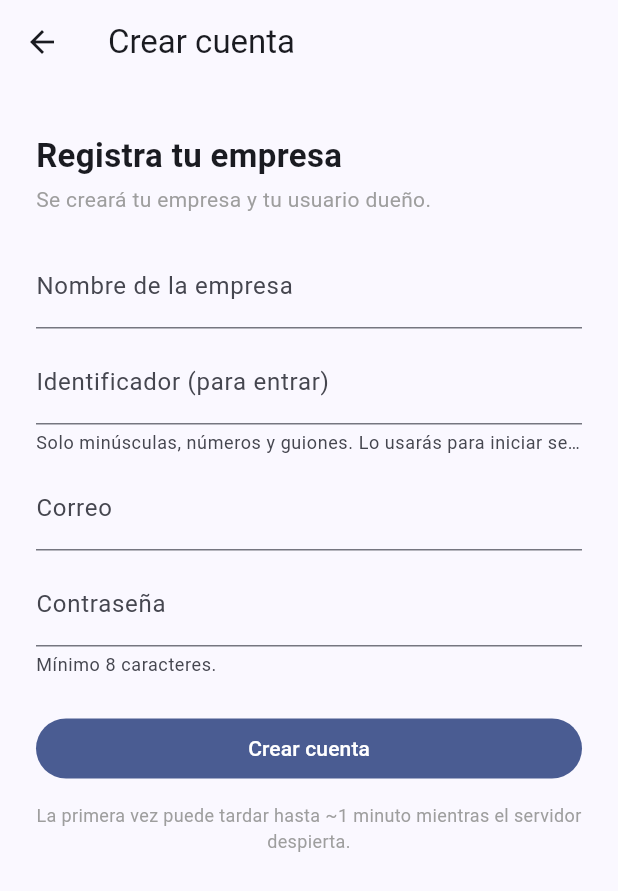
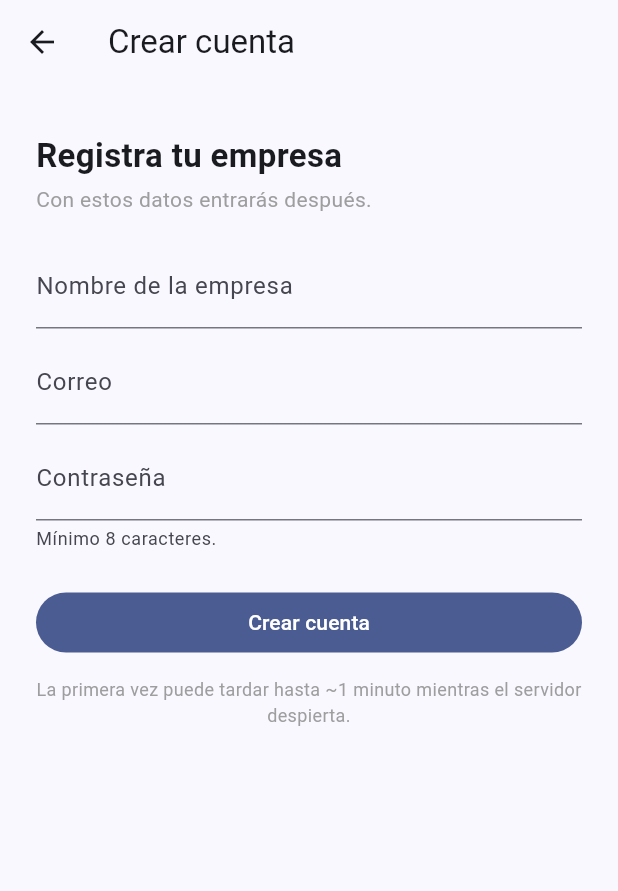
Before and after one commit to antoniogaps-star/agora-erp, a Flutter app: the screen it shows after launch, after a tap on "¿No tienes cuenta? Crear empresa", on a phone screen of 412 x 824 dp. Shown: the top 891 px of the screen. Run offline on Flutter 3.47's test engine with Material 3 defaults, Android fonts, the phone set to English and light mode, and no system bars; our stand-ins replace dio, drift, flutter_riverpod, flutter_secure_storage, speech_to_text; missing offline and left inert: sqlcipher_flutter_libs, sqlite3; accounts and stored records are empty; generated files the repository leaves out were written again; network calls fail.

Commit message:
Add files via upload

```diff
--- a/mobile/lib/features/auth/login_screen.dart
+++ b/mobile/lib/features/auth/login_screen.dart
@@ -2,6 +2,7 @@ import 'package:flutter/material.dart';
 import 'package:flutter_riverpod/flutter_riverpod.dart';
 
 import '../../core/providers.dart';
+import '../../core/slug.dart';
 import 'register_screen.dart';
 
 class LoginScreen extends ConsumerStatefulWidget {
@@ -12,22 +13,24 @@ class LoginScreen extends ConsumerStatefulWidget {
 }
 
 class _LoginScreenState extends ConsumerState<LoginScreen> {
-  final _slug = TextEditingController();
+  final _company = TextEditingController();
   final _email = TextEditingController();
   final _password = TextEditingController();
 
   @override
   void dispose() {
-    _slug.dispose();
+    _company.dispose();
     _email.dispose();
     _password.dispose();
     super.dispose();
   }
 
   Future<void> _submit() async {
+    // El usuario escribe el NOMBRE de su empresa; la app lo traduce al
+    // identificador interno igual que en el registro (ver slugify).
     await ref.read(authControllerProvider.notifier).login(
-          companySlug: _slug.text.trim(),
-          email: _email.text.trim(),
+          companySlug: slugify(_company.text),
+          email: _email.text.trim().toLowerCase(),
           password: _password.text,
         );
     final state = ref.read(authControllerProvider);
@@ -72,12 +75,17 @@ class _LoginScreenState extends ConsumerState<LoginScreen> {
             ),
             const SizedBox(height: 32),
             TextField(
-              controller: _slug,
-              decoration: const InputDecoration(labelText: 'Empresa (slug)'),
+              controller: _company,
+              textCapitalization: TextCapitalization.words,
+              decoration: const InputDecoration(
+                labelText: 'Empresa',
+                hintText: 'El nombre de tu negocio',
+              ),
             ),
             TextField(
               controller: _email,
               keyboardType: TextInputType.emailAddress,
+              autocorrect: false,
               decoration: const InputDecoration(labelText: 'Correo'),
             ),
             TextField(
--- a/mobile/lib/features/auth/register_screen.dart
+++ b/mobile/lib/features/auth/register_screen.dart
@@ -1,24 +1,12 @@
 import 'package:flutter/material.dart';
-import 'package:flutter/services.dart';
 import 'package:flutter_riverpod/flutter_riverpod.dart';
 
 import '../../core/providers.dart';
+import '../../core/slug.dart';
 
-/// Fuerza minúsculas y solo caracteres válidos de slug (a-z, 0-9, guion) mientras
-/// se escribe, para que el campo coincida con lo que exige el backend.
-class _SlugFormatter extends TextInputFormatter {
-  @override
-  TextEditingValue formatEditUpdate(TextEditingValue oldValue, TextEditingValue newValue) {
-    final cleaned = newValue.text.toLowerCase().replaceAll(RegExp(r'[^a-z0-9-]'), '');
-    return TextEditingValue(
-      text: cleaned,
-      selection: TextSelection.collapsed(offset: cleaned.length),
-    );
-  }
-}
-
-/// Registro de una empresa nueva + su usuario dueño. Al terminar, la sesión queda
-/// iniciada (real) y el AuthGate muestra la app.
+/// Registro de una empresa nueva + su usuario dueño. El usuario solo escribe el
+/// nombre del negocio, su correo y una contraseña; el identificador interno se
+/// genera solo a partir del nombre (ver [slugify]).
 class RegisterScreen extends ConsumerStatefulWidget {
   const RegisterScreen({super.key});
 
@@ -28,14 +16,12 @@ class RegisterScreen extends ConsumerStatefulWidget {
 
 class _RegisterScreenState extends ConsumerState<RegisterScreen> {
   final _companyName = TextEditingController();
-  final _slug = TextEditingController();
   final _email = TextEditingController();
   final _password = TextEditingController();
 
   @override
   void dispose() {
     _companyName.dispose();
-    _slug.dispose();
     _email.dispose();
     _password.dispose();
     super.dispose();
@@ -48,14 +34,13 @@ class _RegisterScreenState extends ConsumerState<RegisterScreen> {
 
   Future<void> _submit() async {
     final name = _companyName.text.trim();
-    final slug = _slug.text.trim();
-    final email = _email.text.trim();
+    final email = _email.text.trim().toLowerCase();
     final password = _password.text;
+    final companySlug = slugify(name);
 
     // Validación amigable antes de llamar al servidor.
-    if (name.length < 2) return _snack('Escribe el nombre de tu empresa');
-    if (!RegExp(r'^[a-z0-9]+(?:-[a-z0-9]+)*$').hasMatch(slug)) {
-      return _snack('El identificador debe ser en minúsculas, sin espacios (ej: mi-tienda)');
+    if (name.length < 2 || companySlug.length < 2) {
+      return _snack('Escribe el nombre de tu empresa (con letras)');
     }
     if (!email.contains('@') || !email.contains('.')) {
       return _snack('Escribe un correo válido');
@@ -64,7 +49,7 @@ class _RegisterScreenState extends ConsumerState<RegisterScreen> {
 
     await ref.read(authControllerProvider.notifier).register(
           companyName: name,
-          companySlug: slug,
+          companySlug: companySlug,
           email: email,
           password: password,
         );
@@ -72,8 +57,8 @@ class _RegisterScreenState extends ConsumerState<RegisterScreen> {
     final state = ref.read(authControllerProvider);
     if (!mounted) return;
     if (state.hasError) {
-      _snack('No se pudo crear la cuenta. Puede que ese identificador o correo ya existan, '
-          'o que el servidor tarde en despertar. Intenta de nuevo.');
+      _snack('No se pudo crear la cuenta. Puede que ese nombre de empresa o ese correo ya '
+          'existan, o que el servidor tarde en despertar. Intenta de nuevo.');
     } else {
       // Registro exitoso: la sesión ya es real; cerramos esta pantalla y el
       // AuthGate mostrará la app por debajo.
@@ -98,7 +83,7 @@ class _RegisterScreenState extends ConsumerState<RegisterScreen> {
             ),
             const SizedBox(height: 4),
             const Text(
-              'Se creará tu empresa y tu usuario dueño.',
+              'Con estos datos entrarás después.',
               style: TextStyle(color: Colors.grey),
             ),
             const SizedBox(height: 20),
@@ -107,24 +92,14 @@ class _RegisterScreenState extends ConsumerState<RegisterScreen> {
               textCapitalization: TextCapitalization.words,
               decoration: const InputDecoration(
                 labelText: 'Nombre de la empresa',
-                hintText: 'Ej: Abarrotes Doña Rosa',
-              ),
-            ),
-            const SizedBox(height: 8),
-            TextField(
-              controller: _slug,
-              inputFormatters: [_SlugFormatter()],
-              keyboardType: TextInputType.visiblePassword, // evita autocorrección
-              decoration: const InputDecoration(
-                labelText: 'Identificador (para entrar)',
-                hintText: 'ej: mi-tienda',
-                helperText: 'Solo minúsculas, números y guiones. Lo usarás para iniciar sesión.',
+                hintText: 'Ej: Modelorama Toño',
               ),
             ),
             const SizedBox(height: 8),
             TextField(
               controller: _email,
               keyboardType: TextInputType.emailAddress,
+              autocorrect: false,
               decoration: const InputDecoration(labelText: 'Correo'),
             ),
             const SizedBox(height: 8),
```
